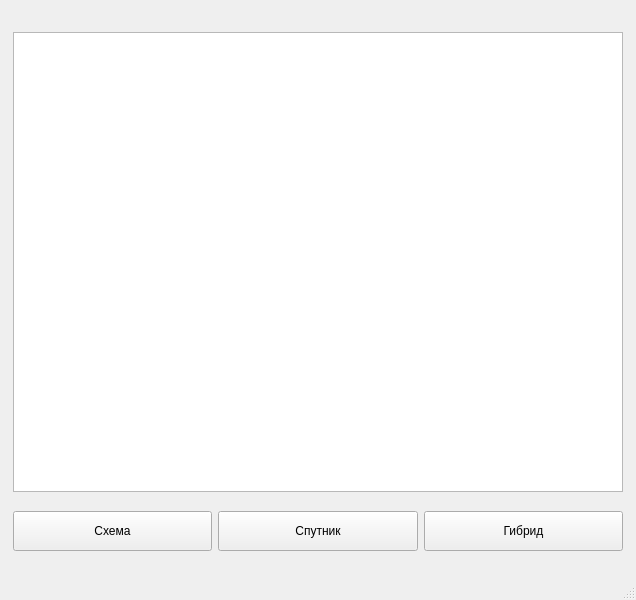
Before: the Qt Designer form ui/main.ui in Protocs/OkayMaps, drawn with Qt 5.
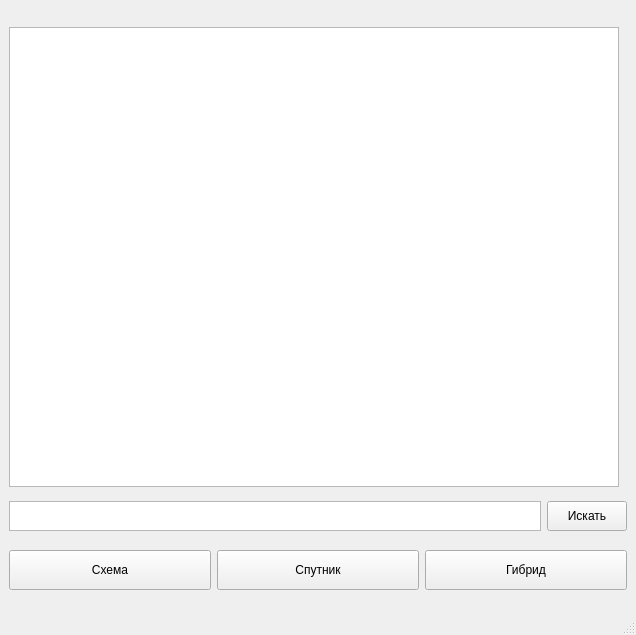
After: the same form once the commit is applied.

```diff
--- a/ui/main.ui
+++ b/ui/main.ui
@@ -7,7 +7,7 @@
     <x>0</x>
     <y>0</y>
     <width>636</width>
-    <height>600</height>
+    <height>635</height>
    </rect>
   </property>
   <property name="minimumSize">
@@ -19,7 +19,7 @@
   <property name="maximumSize">
    <size>
     <width>636</width>
-    <height>600</height>
+    <height>800</height>
    </size>
   </property>
   <property name="windowTitle">
@@ -44,6 +44,39 @@
      </widget>
     </item>
     <item row="1" column="0">
+     <layout class="QHBoxLayout" name="horizontalLayout">
+      <item>
+       <widget class="QTextEdit" name="search_text">
+        <property name="maximumSize">
+         <size>
+          <width>16777215</width>
+          <height>30</height>
+         </size>
+        </property>
+       </widget>
+      </item>
+      <item>
+       <widget class="QPushButton" name="search_btn">
+        <property name="minimumSize">
+         <size>
+          <width>0</width>
+          <height>30</height>
+         </size>
+        </property>
+        <property name="maximumSize">
+         <size>
+          <width>16777215</width>
+          <height>30</height>
+         </size>
+        </property>
+        <property name="text">
+         <string>Искать</string>
+        </property>
+       </widget>
+      </item>
+     </layout>
+    </item>
+    <item row="2" column="0">
      <layout class="QHBoxLayout" name="horizontalLayout_3">
       <item>
        <widget class="QPushButton" name="scheme_btn">
```
